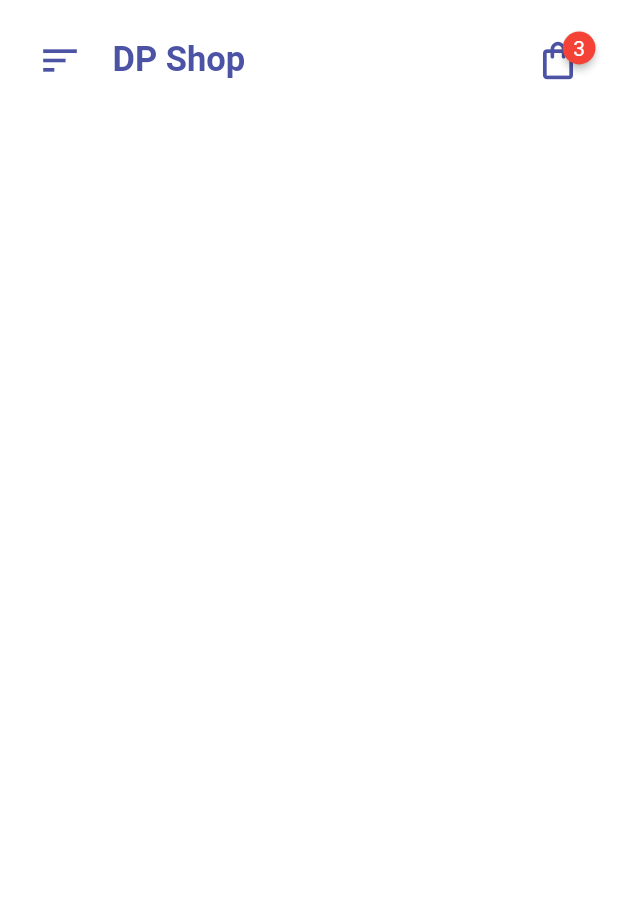
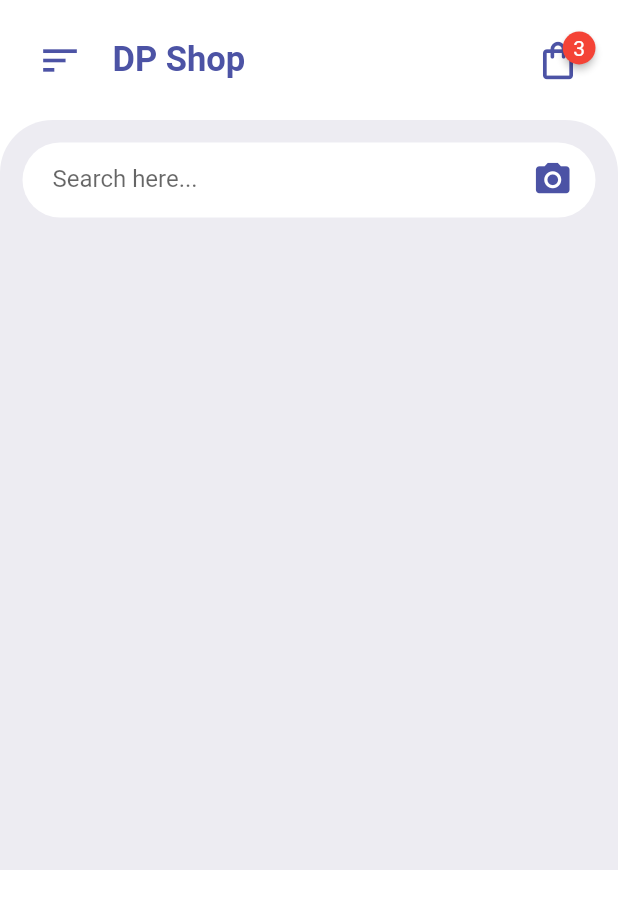
Before and after one commit to pyae-phyoe-naing/shopping_app_ui, a Flutter app: the screen it shows after launch, on a phone screen of 412 x 824 dp. Shown: the top 909 px of the screen. Run offline on Flutter 3.47's test engine with Material 2 defaults, Android fonts, the light colour scheme and no system bars; drawn by our look-alikes of badges.

Commit message:
'search_container_ui'

```diff
--- a/lib/pages/home_page.dart
+++ b/lib/pages/home_page.dart
@@ -8,9 +8,48 @@ class HomePage extends StatelessWidget {
   @override
   Widget build(BuildContext context) {
     return Scaffold(
-      body:ListView(
-        children: const[
-          HomeAppBar()
+      body: ListView(
+        children: [
+          const HomeAppBar(),
+          Container(
+            height: 500, // tempory height
+            padding: const EdgeInsets.only(top: 15),
+            decoration: const BoxDecoration(
+              color: Color(0xFFEDECF2),
+              borderRadius: BorderRadius.only(
+                topLeft: Radius.circular(35),
+                topRight: Radius.circular(35),
+              ),
+            ),
+            child: Column(
+              children: [
+                Container(
+                  height: 50,
+                  margin: const EdgeInsets.symmetric(horizontal: 15),
+                  padding: const EdgeInsets.symmetric(horizontal: 15),
+                  decoration: BoxDecoration(
+                    color: Colors.white,
+                    borderRadius: BorderRadius.circular(30),
+                  ),
+                  child: Row(
+                    children: [
+                      Container(
+                        margin: EdgeInsets.only(left: 5),
+                        height: 50,
+                        width: 300,
+                        child: TextFormField(
+                          decoration: InputDecoration(
+                              border: InputBorder.none, hintText: 'Search here...'),
+                        ),
+                      ),
+                      Spacer(),
+                      Icon(Icons.camera_alt,size: 27, color: Color(0xFF4C53A5),)
+                    ],
+                  ),
+                )
+              ],
+            ),
+          )
         ],
       ),
     );
```
